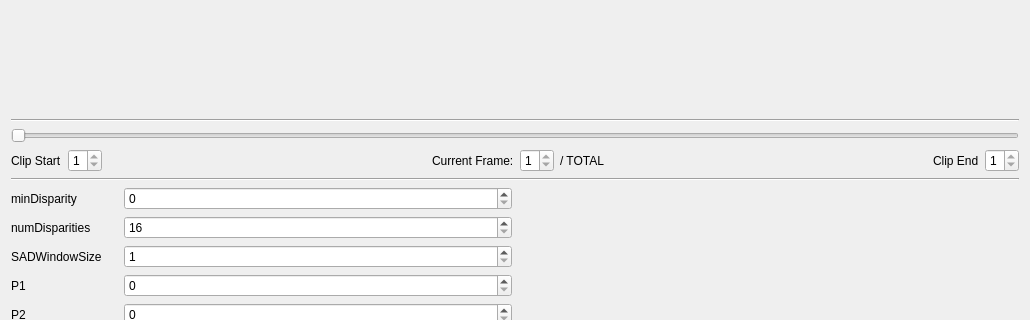
The window that qtopencvdepthmap.ui (BestUsername/stereo_to_depthmap) describes before a commit, drawn with Qt 5; both pictures show x 0 to 1030 and y 282 to 602 of the 1030 by 867 pixel window.
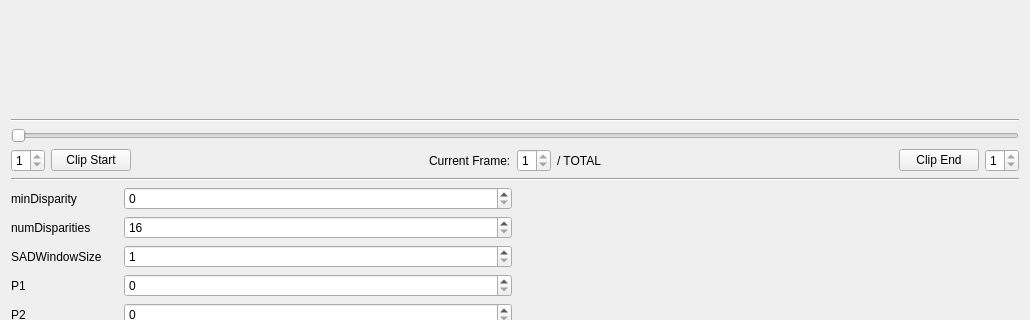
The same window after the commit. Icons and pictures are not drawn. Custom widgets are drawn as their Qt base class.

Commit message: Added convenience buttons to set current frame as start/end clip frames.

Patch:
```diff
--- a/qtopencvdepthmap.ui
+++ b/qtopencvdepthmap.ui
@@ -52,13 +52,6 @@
       </item>
       <item>
        <layout class="QHBoxLayout" name="horizontalLayout_2">
-        <item>
-         <widget class="QLabel" name="label_clip_start">
-          <property name="text">
-           <string>Clip Start</string>
-          </property>
-         </widget>
-        </item>
         <item>
          <widget class="QSpinBox" name="spinBox_clip_start">
           <property name="keyboardTracking">
@@ -72,6 +65,13 @@
           </property>
          </widget>
         </item>
+        <item>
+         <widget class="QPushButton" name="button_set_clip_start">
+          <property name="text">
+           <string>Clip Start</string>
+          </property>
+         </widget>
+        </item>
         <item>
          <spacer name="horizontalSpacer">
           <property name="orientation">
@@ -126,7 +126,7 @@
          </spacer>
         </item>
         <item>
-         <widget class="QLabel" name="label_clip_end">
+         <widget class="QPushButton" name="button_set_clip_end">
           <property name="text">
            <string>Clip End</string>
           </property>
```
The commit also changes 2 other files.
